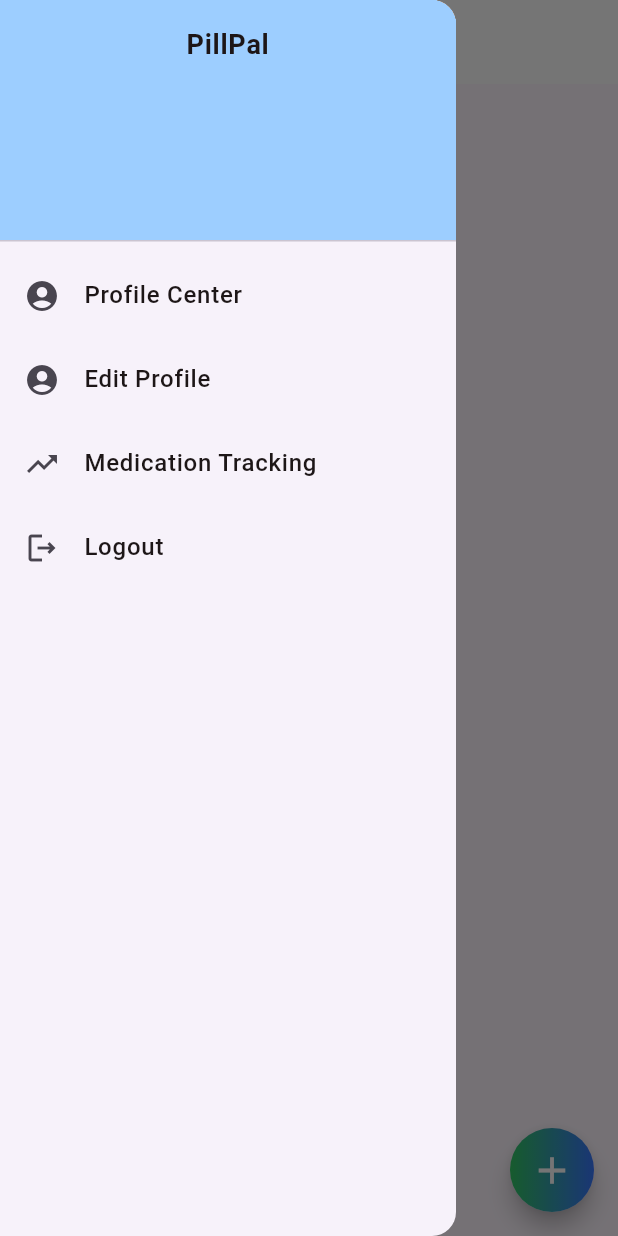
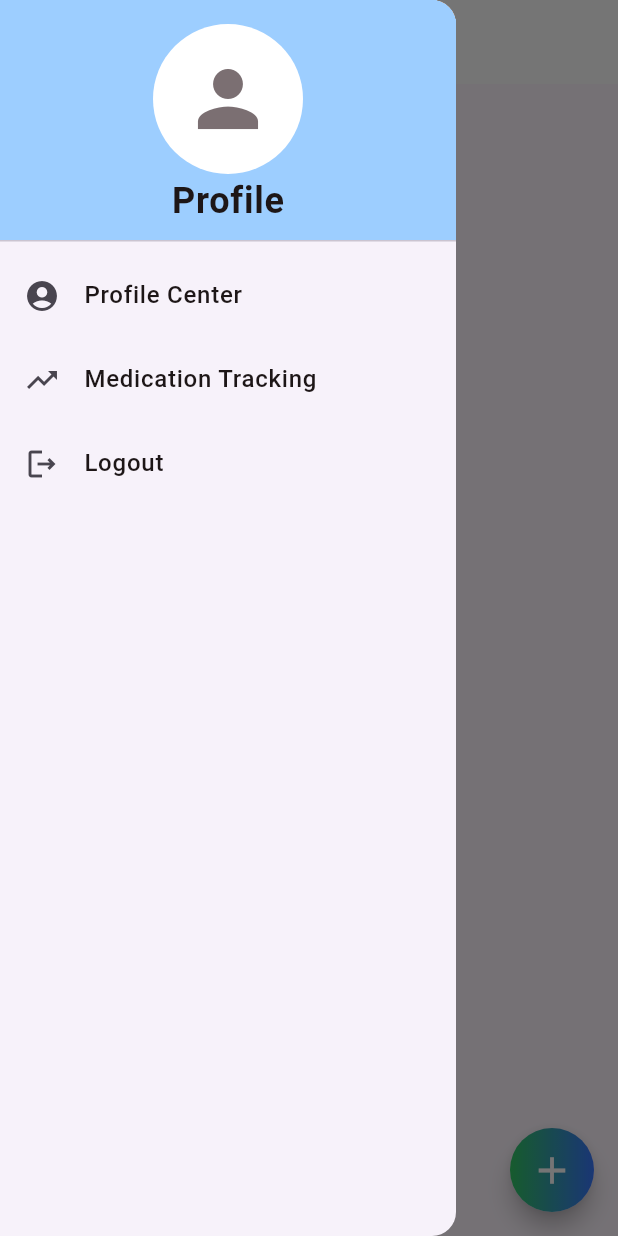
Before and after one commit to Zadfar/PillPal, a Flutter app: the HomeScreen screen opened directly with empty values, with the side drawer open, on a phone screen of 412 x 824 dp. Run offline on Flutter 3.47's test engine with Material 3 defaults, Android fonts, the light colour scheme and no system bars; our stand-ins replace cloud_firestore, firebase_auth, firebase_core, fl_chart, flutter_local_notifications, fluttertoast and 3 more; accounts and stored records are empty.

Commit message:
fixed issues

```diff
--- a/lib/screens/home_screen.dart
+++ b/lib/screens/home_screen.dart
@@ -103,16 +103,11 @@ class _HomeScreenState extends State<HomeScreen> {
           child: ListView(
             padding: EdgeInsets.zero,
             children: [
-              _buildHeader(),
+              _buildHeader(context, widget.profileId),
               ListTile(
                 leading: const Icon(Icons.account_circle),
                 title: const Text("Profile Center", style: TextStyle(color: AppColors.blackColor, fontSize: 16, fontWeight: FontWeight.w500)),
                 onTap: () => Navigator.pushReplacement(context, MaterialPageRoute(builder: (context) => const ProfileCenterScreen())),
-              ),
-              ListTile(
-                leading: const Icon(Icons.account_circle),
-                title: const Text("Edit Profile", style: TextStyle(color: AppColors.blackColor, fontSize: 16, fontWeight: FontWeight.w500)),
-                onTap: () => Navigator.pushReplacement(context, MaterialPageRoute(builder: (context) => ProfilePage(profileId: widget.profileId))),
               ),
               ListTile(
                 leading: const Icon(Icons.trending_up),
@@ -224,10 +219,37 @@ class _HomeScreenState extends State<HomeScreen> {
     );
   }
 
-  Widget _buildHeader() {
+  Widget _buildHeader(BuildContext context, String profileId) {
     return DrawerHeader(
       decoration: BoxDecoration(color: AppColors.secondaryColor2),
-      child: const Text("PillPal", style: TextStyle(color: AppColors.blackColor, fontSize: 18, fontWeight: FontWeight.w600), textAlign: TextAlign.center),
+      child: InkWell(
+      onTap: () {
+        Navigator.pop(context);
+        Navigator.push(
+          context,
+          MaterialPageRoute(
+            builder: (context) => ProfilePage(profileId: profileId),
+          ),
+        );
+      },
+      child: Column(
+        children: [
+          const CircleAvatar(
+                            radius: 50,
+                            backgroundColor: AppColors.whiteColor,
+                            child: Icon(Icons.person, size: 60, color: AppColors.grayColor),
+          ),
+          Text(
+            'Profile',
+            style: const TextStyle(
+            fontSize: 24,
+            fontWeight: FontWeight.bold,
+            color: AppColors.blackColor,
+            ),
+          ),
+        ],
+      ),
+      ),
     );
   }
 }
```
Also changed, not shown: lib/screens/profile_center_screen.dart (+4 -7 lines), lib/screens/profile_screen.dart (+9 -1 lines), lib/screens/profile_setup_screen.dart (+9 -1 lines), pubspec.yaml (+7 -0 lines), assets/icons/appstore.png (added), pubspec.lock, 29 other files.
